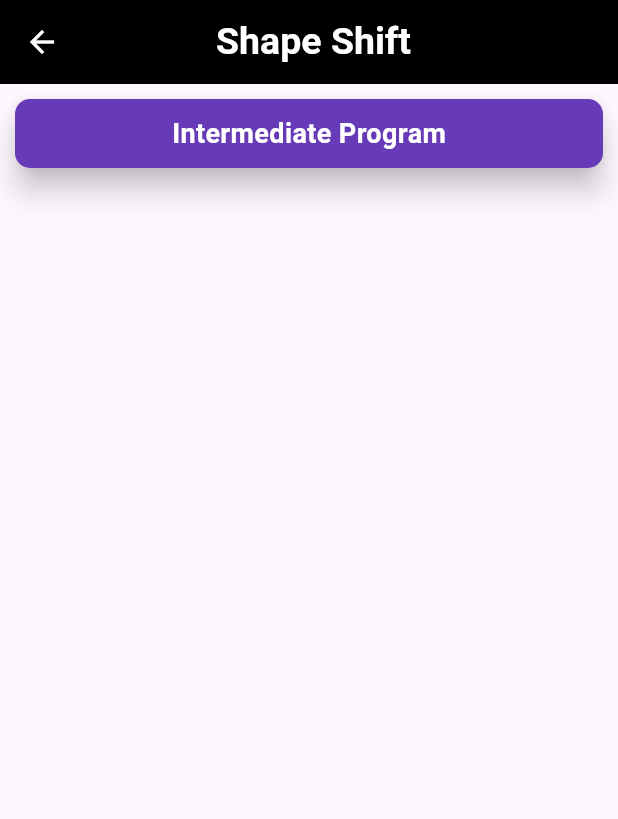
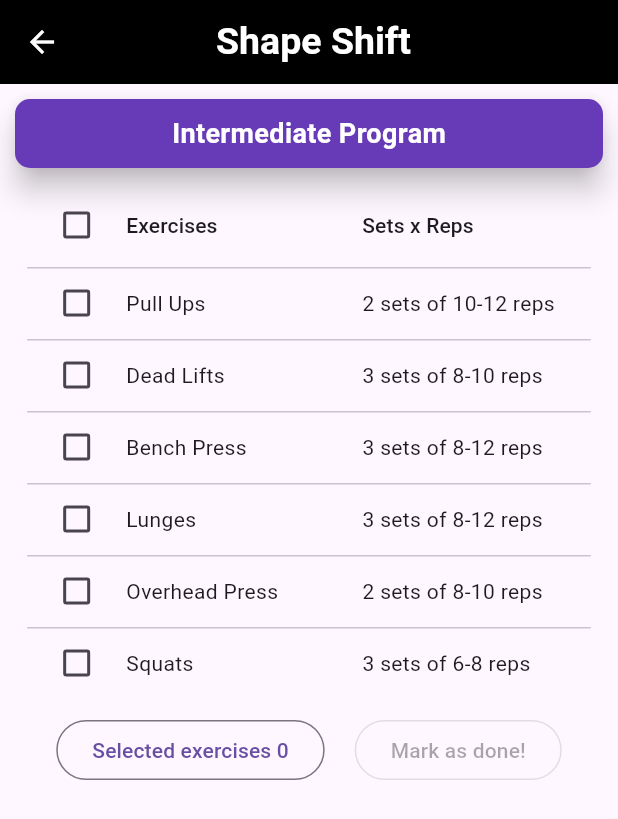
Before and after one commit to ReinoRabbit/personal_project, a Flutter app: the IntermediateProgramPage screen opened directly, on a phone screen of 412 x 824 dp. Shown: the top 819 px of the screen. Run offline on Flutter 3.47's test engine with Material 3 defaults, Android fonts, the light colour scheme and no system bars; our stand-ins replace firebase_auth, firebase_core; accounts and stored records are empty.

Commit message:
Finished all workout programs datatables

```diff
--- /dev/null
+++ b/lib/classes/advanced_exercises.dart
@@ -0,0 +1,20 @@
+class Exercisesa {
+  String exerciseName;
+  String setsReps;
+
+  Exercisesa({required this.exerciseName, required this.setsReps});
+
+  static List<Exercisesa> getExercises() {
+    return <Exercisesa>[
+      Exercisesa(exerciseName: "Pull Ups", setsReps: '2 sets of 10-12 reps'),
+      Exercisesa(exerciseName: "Dead Lifts", setsReps: '3 sets of 8-10 reps'),
+      Exercisesa(exerciseName: "Bench Press", setsReps: '3 sets of 8-12 reps'),
+      Exercisesa(exerciseName: "Dips", setsReps: '2 sets of 8-12 reps'),
+      Exercisesa(exerciseName: "Lunges", setsReps: '3 sets of 8-12 reps'),
+      Exercisesa(exerciseName: "Overhead Press", setsReps: '2 sets of 8-10 reps'),
+      Exercisesa(exerciseName: "Rows", setsReps: '3 sets of 8-12 reps'),
+      Exercisesa(exerciseName: "Squats", setsReps: '3 sets of 6-8 reps')
+    ];
+  }
+
+}
--- a/lib/classes/beginner_exercises.dart
+++ b/lib/classes/beginner_exercises.dart
@@ -6,13 +6,9 @@ class Exercises {
 
   static List<Exercises> getExercises() {
     return <Exercises>[
-      Exercises(exerciseName: "Pull Ups", setsReps: '2 sets of 10-12 reps'),
       Exercises(exerciseName: "Dead Lifts", setsReps: '3 sets of 8-10 reps'),
       Exercises(exerciseName: "Bench Press", setsReps: '3 sets of 8-12 reps'),
-      Exercises(exerciseName: "Dips", setsReps: '2 sets of 8-12 reps'),
-      Exercises(exerciseName: "Lunges", setsReps: '3 sets of 8-12 reps'),
       Exercises(exerciseName: "Overhead Press", setsReps: '2 sets of 8-10 reps'),
-      Exercises(exerciseName: "Rows", setsReps: '3 sets of 8-12 reps'),
       Exercises(exerciseName: "Squats", setsReps: '3 sets of 6-8 reps')
     ];
   }
--- /dev/null
+++ b/lib/classes/intermediate_exercises.dart
@@ -0,0 +1,18 @@
+class Exercisesi {
+  String exerciseName;
+  String setsReps;
+
+  Exercisesi({required this.exerciseName, required this.setsReps});
+
+  static List<Exercisesi> getExercises() {
+    return <Exercisesi>[
+      Exercisesi(exerciseName: "Pull Ups", setsReps: '2 sets of 10-12 reps'),
+      Exercisesi(exerciseName: "Dead Lifts", setsReps: '3 sets of 8-10 reps'),
+      Exercisesi(exerciseName: "Bench Press", setsReps: '3 sets of 8-12 reps'),
+      Exercisesi(exerciseName: "Lunges", setsReps: '3 sets of 8-12 reps'),
+      Exercisesi(exerciseName: "Overhead Press", setsReps: '2 sets of 8-10 reps'),
+      Exercisesi(exerciseName: "Squats", setsReps: '3 sets of 6-8 reps')
+    ];
+  }
+
+}
--- a/lib/ui/intermediate_program_page.dart
+++ b/lib/ui/intermediate_program_page.dart
@@ -1,4 +1,7 @@
+import 'package:flutter/foundation.dart';
 import 'package:flutter/material.dart';
+import 'package:personal_project/classes/intermediate_exercises.dart';
+
 
 class IntermediateProgramPage extends StatefulWidget {
   const IntermediateProgramPage({super.key});
@@ -23,12 +26,12 @@ class _IntermediateProgramPageState extends State<IntermediateProgramPage> {
           iconTheme: const IconThemeData(color: Colors.white),
         ),
 
-        body: const SingleChildScrollView(
+        body: SingleChildScrollView(
         child: Column(
             crossAxisAlignment: CrossAxisAlignment.start,
             children: <Widget>[
 
-              Padding(
+              const Padding(
                 padding: EdgeInsets.all(6.0),
                 child: SizedBox(
                   width: double.infinity, // Set width to 100%
@@ -57,10 +60,107 @@ class _IntermediateProgramPageState extends State<IntermediateProgramPage> {
 
               //content here
 
+              Center(
+                child: dataBody(),
+              ),
+
+              Center(
+                child: Row(
+                  mainAxisAlignment: MainAxisAlignment.center,
+                  mainAxisSize: MainAxisSize.min,
+                  children: <Widget>[
+                    Padding(
+                      padding: const EdgeInsets.all(10.0),
+                      child: OutlinedButton(
+                        child: Text("Selected exercises ${selectedExercises.length}"),
+                        onPressed: () {
+                          //onpressed for selected button
+                        },
+                      ),
+                    ),
+                    Padding(
+                      padding: const EdgeInsets.all(10.0),
+                      child: OutlinedButton(
+                        onPressed: selectedExercises.isEmpty ? null : () {
+                          //onpressed for the mark as done button
+                          deleteSelected();
+                        },
+                        child: const Text("Mark as done!"),
+                      ),
+                    ),
+                  ],
+                ),
+              ),
+
             ],
           ),
         ),
       ),
     );
   }
+
+  List<Exercisesi> exercises = [];
+  List<Exercisesi> selectedExercises = [];
+
+  @override
+  void initState() {
+    exercises = Exercisesi.getExercises();
+    super.initState();
+  }
+
+  onSelectedRow(bool b, Exercisesi e) async {
+    setState(() {
+      if (b) {
+      selectedExercises.add(e);
+    } else {
+      selectedExercises.remove(e);
+    }
+    });
+  }
+
+  deleteSelected() async {
+  setState(() {
+    if (selectedExercises.isNotEmpty) {
+      List<Exercisesi> temp = [];
+      temp.addAll(selectedExercises);
+      for (Exercisesi exercise in temp) {
+        exercises.remove(exercise);
+        selectedExercises.remove(exercise);
+      }
+    }
+  });
 }
+
+  DataTable dataBody() {
+    return DataTable(
+      columns: const [
+        DataColumn(label: Text('Exercises'), numeric: false, tooltip: 'Exercise Names'),
+        DataColumn(label: Text('Sets x Reps'), numeric: false, tooltip: 'Amount of sets and reps')
+      ],
+      rows: exercises.map(
+        (e) => DataRow(
+          selected: selectedExercises.contains(e),
+          onSelectChanged: (b) {
+            if (kDebugMode) {
+              print("onSelect");
+            }
+            onSelectedRow(b!, e);
+          },
+          cells: [
+          DataCell(
+            Text(e.exerciseName),
+            onTap: () {
+              if (kDebugMode) {
+                print('Selected ${e.exerciseName}');
+              }
+            },
+          ),
+          DataCell(
+            Text(e.setsReps),
+          ),
+        ]),
+      ).toList(),
+    );
+  }
+
+}
```
Also changed, not shown: lib/ui/advanced_program_page.dart (+102 -2 lines).
